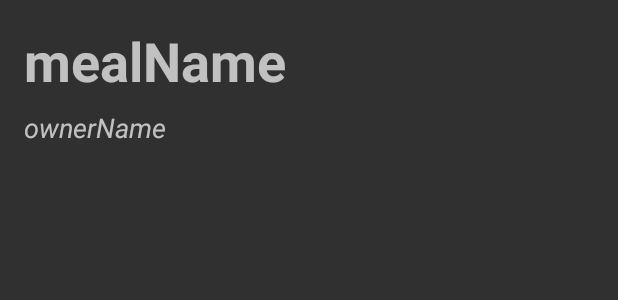
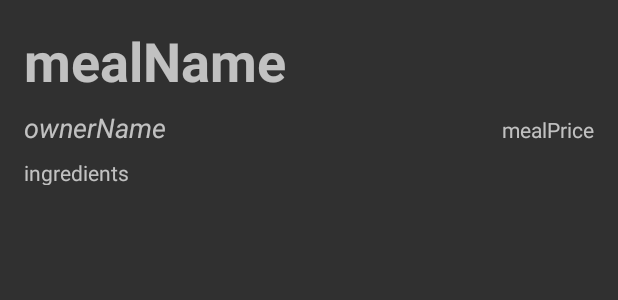
Before and after one commit to JeeJay23/ProofOfConcept2, an Android app: the layout activity_lobby_screen.xml on its own in the app's theme, with its tools: preview values and no code run, on a phone screen of 412 x 824 dp. Shown: the top 300 px of the screen. Run offline under Robolectric (Android 15) with nearby library versions, the phone set to English and light mode, and no system bars.

Commit message:
Improved lobby screen

```diff
--- a/app/src/main/res/layout/activity_lobby_screen.xml
+++ b/app/src/main/res/layout/activity_lobby_screen.xml
@@ -31,4 +31,48 @@
         android:textStyle="italic"
         app:layout_constraintStart_toStartOf="parent"
         app:layout_constraintTop_toBottomOf="@+id/txtMeal" />
+
+    <TextView
+        android:id="@+id/txtPrice"
+        android:layout_width="wrap_content"
+        android:layout_height="wrap_content"
+        android:layout_marginEnd="16dp"
+        android:layout_marginRight="16dp"
+        android:text="mealPrice"
+        app:layout_constraintBaseline_toBaselineOf="@+id/txtOwner"
+        app:layout_constraintEnd_toEndOf="parent" />
+
+    <LinearLayout
+        android:id="@+id/GuestListView"
+        android:layout_width="match_parent"
+        android:layout_height="0dp"
+        android:layout_marginTop="16dp"
+        android:orientation="vertical"
+        app:layout_constraintBottom_toBottomOf="parent"
+        app:layout_constraintTop_toBottomOf="@+id/txtIngredients">
+
+        <ScrollView
+            android:id="@+id/GuestScrollView"
+            android:layout_width="match_parent"
+            android:layout_height="match_parent">
+
+            <LinearLayout
+                android:id="@+id/GuestList"
+                android:layout_width="match_parent"
+                android:layout_height="wrap_content"
+                android:orientation="vertical" />
+        </ScrollView>
+    </LinearLayout>
+
+    <TextView
+        android:id="@+id/txtIngredients"
+        android:layout_width="wrap_content"
+        android:layout_height="18dp"
+        android:layout_marginStart="16dp"
+        android:layout_marginLeft="16dp"
+        android:layout_marginTop="8dp"
+        android:text="ingredients"
+        app:layout_constraintStart_toStartOf="parent"
+        app:layout_constraintTop_toBottomOf="@+id/txtOwner" />
+
 </android.support.constraint.ConstraintLayout>
```
Also changed, not shown: app/src/main/java/com/cloutgang/proofofconcept2/LobbyScreen.java (+32 -0 lines).
